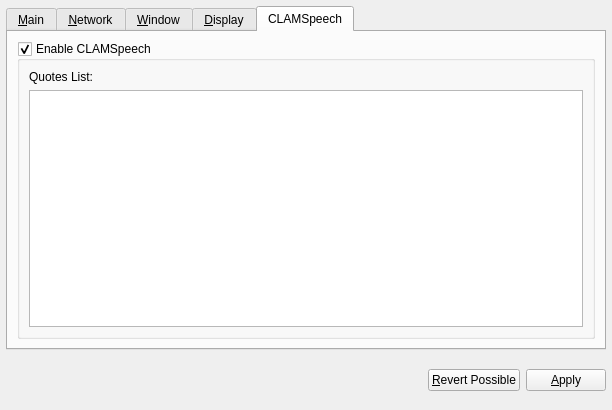
coinkeeper/2015-06-22_18-55_clams, file src/qt/forms/optionsdialog.ui: the form before one commit.
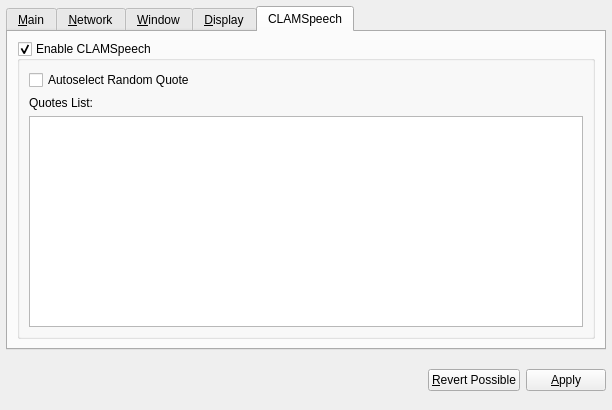
The form after the commit. The open tabs and pages were chosen to show the change. Custom widgets are drawn as their Qt base class.

Diff of the .ui file:
```diff
--- a/src/qt/forms/optionsdialog.ui
+++ b/src/qt/forms/optionsdialog.ui
@@ -438,6 +438,13 @@
          </property>
          <layout class="QGridLayout" name="gridLayout_2">
           <item row="1" column="0">
+           <widget class="QLabel" name="label">
+            <property name="text">
+             <string>Quotes List:</string>
+            </property>
+           </widget>
+          </item>
+          <item row="2" column="0">
            <widget class="QPlainTextEdit" name="clamSpeechEditbox">
             <property name="lineWrapMode">
              <enum>QPlainTextEdit::NoWrap</enum>
@@ -445,9 +452,9 @@
            </widget>
           </item>
           <item row="0" column="0">
-           <widget class="QLabel" name="label">
+           <widget class="QCheckBox" name="clamSpeechRandomCheckbox">
             <property name="text">
-             <string>Quotes List:</string>
+             <string>Autoselect Random Quote</string>
             </property>
            </widget>
           </item>
```
Left out of the diff: 2 changed lines with no effect on the pictures.
